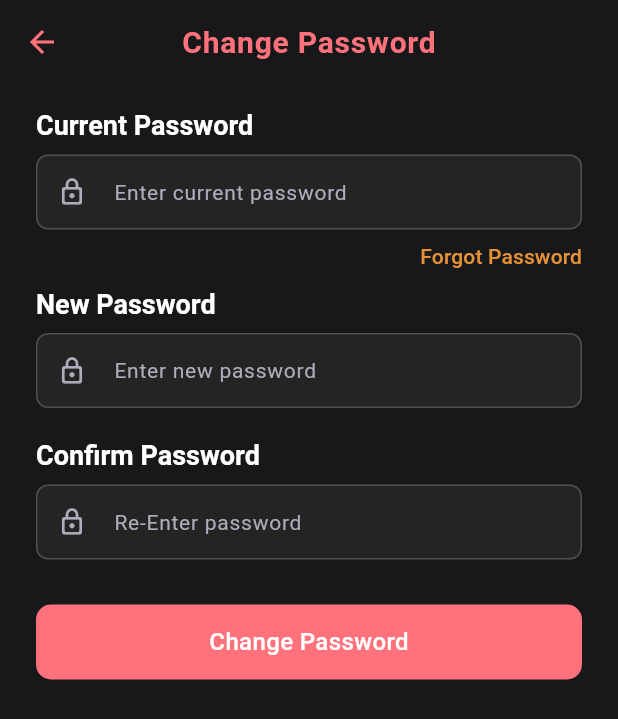
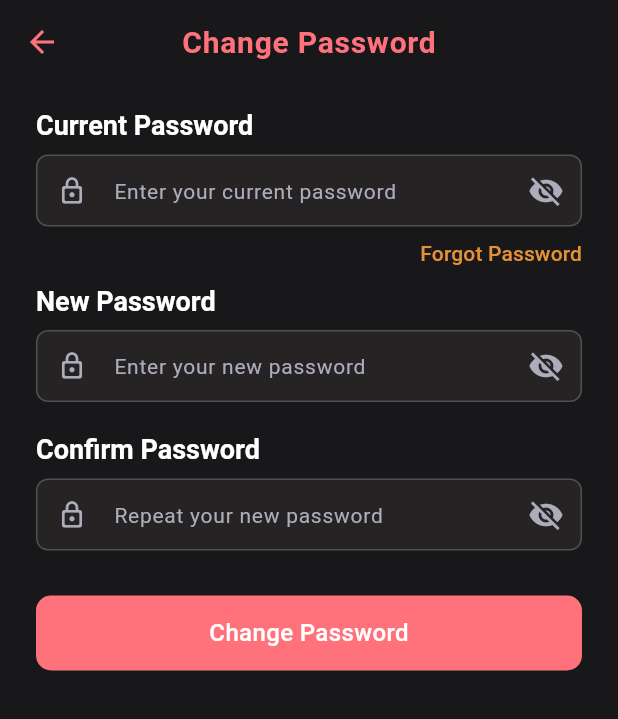
Before and after one commit to Nitishroy-7033/Project-Shakti, a Flutter app: the ChangePasswordScreen screen opened by its route, on a phone screen of 412 x 824 dp. Shown: the top 719 px of the screen. Run offline on Flutter 3.47's test engine with Material 3 defaults, Android fonts, the phone set to English and light mode, and no system bars; our stand-ins replace flutter_bloc, flutter_contacts, permission_handler, smooth_page_indicator; Roboto replaces fonts that are missing (Poppins).

Commit message:
[#44] Change Password UI updated

```diff
--- a/lib/core/widgets/custom_text_field.dart
+++ b/lib/core/widgets/custom_text_field.dart
@@ -64,6 +64,7 @@ class CustomTextField extends StatelessWidget {
           borderSide: BorderSide(color: Theme.of(context).colorScheme.error),
         ),
         constraints: BoxConstraints(maxHeight: 50),
+        contentPadding: EdgeInsets.all(0),
       ),
     );
   }
--- a/lib/features/change_password/views/change_password_screen.dart
+++ b/lib/features/change_password/views/change_password_screen.dart
@@ -1,8 +1,8 @@
 import 'package:flutter/material.dart';
 import 'package:project_shakti/core/constants/app_icons.dart';
+import 'package:project_shakti/core/theme/app_colors.dart';
 import 'package:project_shakti/core/utils/ui_helper.dart';
 import 'package:project_shakti/core/widgets/custom_button.dart';
-import 'package:project_shakti/core/widgets/custom_text_field.dart';
 
 class ChangePasswordScreen extends StatefulWidget {
   const ChangePasswordScreen({super.key});
@@ -22,6 +22,7 @@ class _ChangePasswordScreenState extends State<ChangePasswordScreen> {
 
   @override
   Widget build(BuildContext context) {
+    final brightness = Theme.of(context).brightness;
     return Scaffold(
       appBar: AppBar(
         leading: BackButton(color: Theme.of(context).colorScheme.primary),
@@ -43,13 +44,20 @@ class _ChangePasswordScreenState extends State<ChangePasswordScreen> {
           child: Column(
             crossAxisAlignment: CrossAxisAlignment.start,
             children: [
+              // Current Password
               Text(
                 "Current Password",
                 style: Theme.of(context).textTheme.headlineMedium,
               ),
               UIHelper.getVerticalSpace(UIHelper.paddingSmall),
-              CustomTextField(
-                labelText: "Enter current password",
+              _buildPasswordField(
+                context: context,
+                brightness: brightness,
+                controller: _currentController,
+                obscure: _obscureCurrent,
+                onToggle:
+                    () => setState(() => _obscureCurrent = !_obscureCurrent),
+                hintText: "Enter your current password",
                 icon: AppIcons.lock,
                 iconColor: Theme.of(context).colorScheme.tertiary,
                 keyboardType: TextInputType.text,
@@ -66,66 +74,46 @@ class _ChangePasswordScreenState extends State<ChangePasswordScreen> {
                 ),
               ),
               SizedBox(height: 10),
+
+              /// New Password
               Text(
                 "New Password",
                 style: Theme.of(context).textTheme.headlineMedium,
               ),
               UIHelper.getVerticalSpace(UIHelper.paddingSmall),
-              CustomTextField(
-                labelText: "Enter new password",
+              _buildPasswordField(
+                context: context,
+                brightness: brightness,
+                controller: _newController,
+                obscure: _obscureNew,
+                onToggle: () => setState(() => _obscureNew = !_obscureNew),
+                hintText: "Enter your new password",
                 icon: AppIcons.lock,
                 iconColor: Theme.of(context).colorScheme.tertiary,
                 keyboardType: TextInputType.text,
                 textInputAction: TextInputAction.done,
               ),
               SizedBox(height: 20),
+
+              ///Confirm Password
               Text(
                 "Confirm Password",
                 style: Theme.of(context).textTheme.headlineMedium,
               ),
               UIHelper.getVerticalSpace(UIHelper.paddingSmall),
-              CustomTextField(
-                labelText: "Re-Enter password",
+              _buildPasswordField(
+                context: context,
+                brightness: brightness,
+                controller: _confirmController,
+                obscure: _obscureConfirm,
+                onToggle:
+                    () => setState(() => _obscureConfirm = !_obscureConfirm),
+                hintText: "Repeat your new password",
                 icon: AppIcons.lock,
                 iconColor: Theme.of(context).colorScheme.tertiary,
                 keyboardType: TextInputType.text,
                 textInputAction: TextInputAction.done,
               ),
-
-              /// Current Password
-              // _buildPasswordField(
-              //   label: "Current Password",
-              //   controller: _currentController,
-              //   obscure: _obscureCurrent,
-              //   onToggle:
-              //       () => setState(() => _obscureCurrent = !_obscureCurrent),
-              //   hintText: "Enter your current password",
-              // ),
-
-              // const SizedBox(height: 8),
-
-              // const SizedBox(height: 20),
-
-              // /// New Password
-              // _buildPasswordField(
-              //   label: "New Password",
-              //   controller: _newController,
-              //   obscure: _obscureNew,
-              //   onToggle: () => setState(() => _obscureNew = !_obscureNew),
-              //   hintText: "Confirm your password",
-              // ),
-
-              // const SizedBox(height: 20),
-
-              // ///Confirm Password
-              // _buildPasswordField(
-              //   label: "Confirm Password",
-              //   controller: _confirmController,
-              //   obscure: _obscureConfirm,
-              //   onToggle:
-              //       () => setState(() => _obscureConfirm = !_obscureConfirm),
-              //   hintText: "Repeat your new password",
-              // ),
               const SizedBox(height: 30),
               CustomButton(
                 onPressed: () {
@@ -144,45 +132,67 @@ class _ChangePasswordScreenState extends State<ChangePasswordScreen> {
 }
 
 Widget _buildPasswordField({
-  required String label,
+  required BuildContext context,
+  required Brightness brightness,
   required TextEditingController controller,
   required bool obscure,
   required VoidCallback onToggle,
   String? hintText,
+  String? Function(String?)? validator,
+  TextInputType? keyboardType,
+  IconData? icon,
+  Color? iconColor,
+  TextInputAction? textInputAction,
 }) {
-  return Column(
-    crossAxisAlignment: CrossAxisAlignment.start,
-    children: [
-      Text(
-        label,
-        style: const TextStyle(fontWeight: FontWeight.bold, fontSize: 15),
-      ),
-      const SizedBox(height: 8),
-      TextField(
+  return TextFormField(
     controller: controller,
     obscureText: obscure,
+    keyboardType: keyboardType,
+    validator: validator,
+    textInputAction: textInputAction,
+    style: Theme.of(
+      context,
+    ).textTheme.bodyMedium?.copyWith(fontWeight: FontWeight.w400),
     decoration: InputDecoration(
+      labelStyle: Theme.of(context).textTheme.labelMedium,
+      floatingLabelStyle: Theme.of(context).textTheme.labelLarge?.copyWith(
+        color: Theme.of(context).colorScheme.primary,
+      ),
       filled: true,
-          fillColor: Colors.grey.shade100,
+      fillColor: Theme.of(context).colorScheme.primaryContainer,
       hintText: hintText,
-          prefixIcon: Icon(Icons.lock_outline, color: Colors.grey[700]),
+      hintStyle: Theme.of(context).textTheme.labelMedium,
+      prefixIcon: Icon(
+        icon,
+        color: iconColor ?? Theme.of(context).colorScheme.primary,
+        size: 20,
+      ),
       suffixIcon: IconButton(
         icon: Icon(
           obscure ? Icons.visibility_off : Icons.visibility,
-              color: Colors.grey[700],
+          color: Theme.of(context).colorScheme.tertiary,
         ),
         onPressed: onToggle,
       ),
-          contentPadding: const EdgeInsets.symmetric(
-            horizontal: 16,
-            vertical: 14,
-          ),
-          border: OutlineInputBorder(
-            borderRadius: BorderRadius.circular(14),
-            borderSide: BorderSide.none,
+      enabledBorder: OutlineInputBorder(
+        borderRadius: BorderRadius.circular(8),
+        borderSide: BorderSide(
+          color:
+              brightness == Brightness.dark
+                  ? AppColors.whiteCommon.withValues(alpha: 0.2)
+                  : AppColors.blackCommon.withValues(alpha: 0.1),
         ),
       ),
+      focusedBorder: OutlineInputBorder(
+        borderRadius: BorderRadius.circular(8),
+        borderSide: BorderSide(color: Theme.of(context).colorScheme.primary),
       ),
-    ],
+      errorBorder: OutlineInputBorder(
+        borderRadius: BorderRadius.circular(8),
+        borderSide: BorderSide(color: Theme.of(context).colorScheme.error),
+      ),
+      constraints: BoxConstraints(maxHeight: 50),
+      contentPadding: EdgeInsets.all(0),
+    ),
   );
 }
--- a/lib/features/onboarding/views/on_boarding_screen.dart
+++ b/lib/features/onboarding/views/on_boarding_screen.dart
@@ -56,6 +56,7 @@ class _OnBoardingScreenState extends State<OnBoardingScreen> {
                   padding: const EdgeInsets.symmetric(horizontal: 30),
                   child: Row(
                     mainAxisAlignment: MainAxisAlignment.spaceBetween,
+                    crossAxisAlignment: CrossAxisAlignment.center,
                     children: [
                       //skip
                       GestureDetector(
--- a/lib/main.dart
+++ b/lib/main.dart
@@ -21,7 +21,7 @@ class MyApp extends StatelessWidget {
       // themeMode: themeController.isLightTheme.value
       //             ? ThemeMode.light
       //             : ThemeMode.dark,
-      initialRoute: AppRoutes.bottomNav, //isLogin ? splash : onboarding
+      initialRoute: AppRoutes.onBoarding, //isLogin ? splash : onboarding
       routes: AppRoutes.getRoutes(),
       builder: (context, child) {
         updateStatusBar(context);
```
Lines whose indentation alone changed are shown as unchanged.
